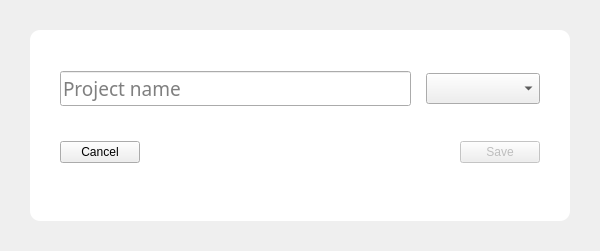
GorgeousOne/TaskManagementApp, file uis/scripts/ui_project_editor.ui: the form before one commit.
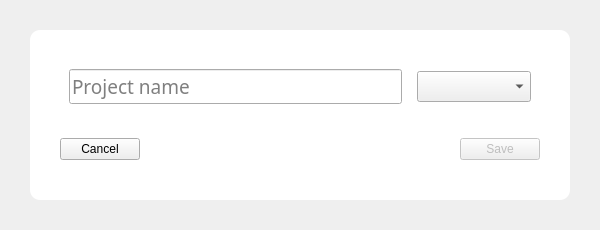
The form after the commit.

What changed in the file:
```diff
--- a/uis/scripts/ui_project_editor.ui
+++ b/uis/scripts/ui_project_editor.ui
@@ -7,7 +7,7 @@
     <x>0</x>
     <y>0</y>
     <width>600</width>
-    <height>251</height>
+    <height>217</height>
    </rect>
   </property>
   <property name="font">
@@ -64,15 +64,16 @@
        <number>30</number>
       </property>
       <property name="topMargin">
+       <number>30</number>
+      </property>
+      <property name="rightMargin">
+       <number>30</number>
+      </property>
+      <property name="bottomMargin">
        <number>40</number>
       </property>
-      <property name="rightMargin">
-       <number>30</number>
-      </property>
-      <property name="bottomMargin">
-       <number>50</number>
-      </property>
       <item>
+       <widget class="QFrame" name="settings_frame">
        <layout class="QHBoxLayout" name="horizontal:layout">
         <property name="spacing">
          <number>15</number>
@@ -83,7 +84,7 @@
            <font>
             <family>Segoe UI Semibold</family>
             <pointsize>14</pointsize>
-            <weight>7</weight>
+             <weight>50</weight>
             <italic>false</italic>
             <bold>false</bold>
            </font>
@@ -121,6 +122,7 @@
          </widget>
         </item>
        </layout>
+       </widget>
       </item>
       <item>
        <widget class="QFrame" name="button_frame">
```
Left out of the diff: 2 changed lines with no effect on the pictures. Lines whose indentation alone changed are shown as unchanged.
